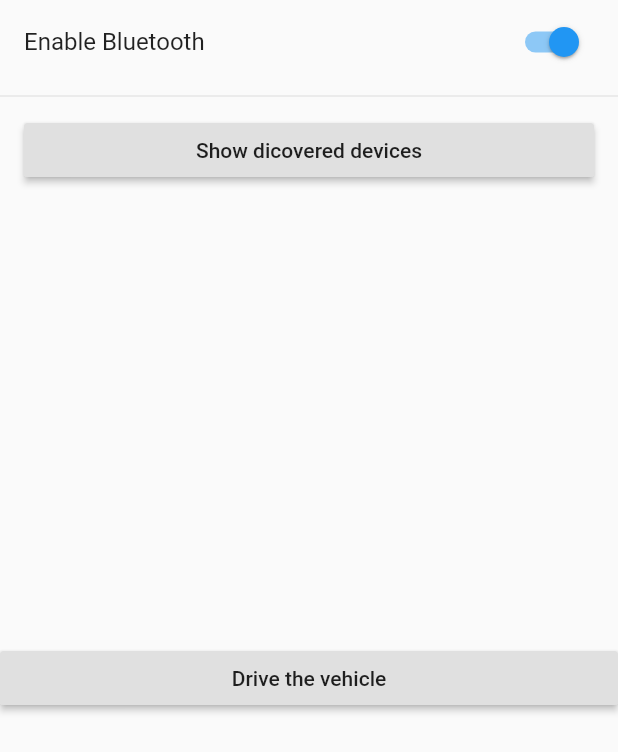
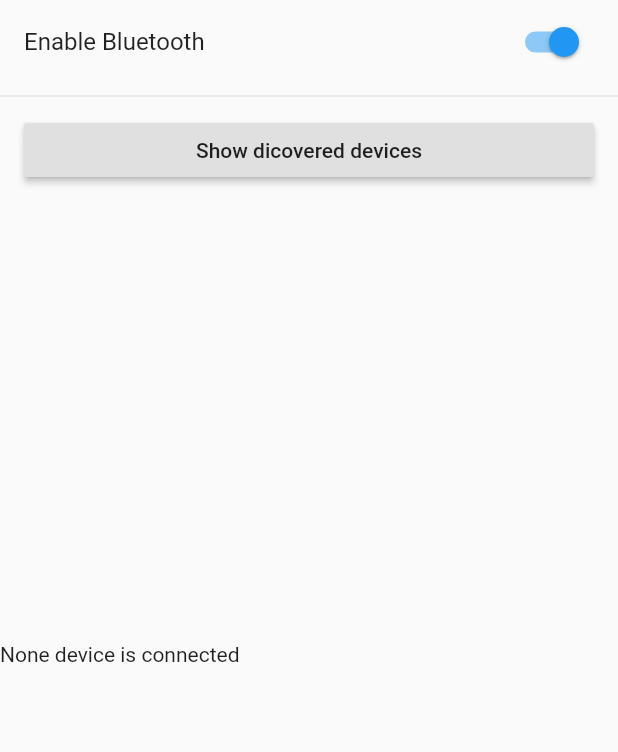
Before and after one commit to koralowiec/app-for-arduino-vehicle, a Flutter app: the screen it shows after launch, on a phone screen of 412 x 824 dp. Shown: the top 752 px of the screen. Run offline on Flutter 3.47's test engine with Material 2 defaults, Android fonts, the phone set to English and light mode, and no system bars; our stand-ins replace bloc, equatable, flutter_bloc, flutter_bluetooth_serial.

Commit message:
Now it's possible to drive the vehicle with buttons

```diff
--- /dev/null
+++ b/lib/bloc/bloc.dart
@@ -0,0 +1,3 @@
+export 'connected_device_bloc.dart';
+export 'connected_device_event.dart';
+export 'connected_device_state.dart';
--- /dev/null
+++ b/lib/bloc/connected_device_bloc.dart
@@ -0,0 +1,32 @@
+import 'dart:async';
+import 'package:bloc/bloc.dart';
+import 'package:flutter_bluetooth_serial/flutter_bluetooth_serial.dart';
+import './bloc.dart';
+
+class ConnectedDeviceBloc
+    extends Bloc<ConnectedDeviceEvent, ConnectedDeviceState> {
+  @override
+  ConnectedDeviceState get initialState => InitialConnectedDeviceState();
+
+  @override
+  Stream<ConnectedDeviceState> mapEventToState(
+    ConnectedDeviceEvent event,
+  ) async* {
+    if (event is ConnectToDevice) {
+      yield ConnectingToDevice();
+      BluetoothConnection bluetoothConnection;
+      try {
+        bluetoothConnection =
+            await BluetoothConnection.toAddress(event.device.address);
+      } catch (e) {
+        print(e.toString());
+        yield ErrorDuringConnecting();
+      }
+
+      yield ConnectedToDevice(
+        bluetoothConnection: bluetoothConnection,
+        device: event.device,
+      );
+    }
+  }
+}
--- /dev/null
+++ b/lib/bloc/connected_device_event.dart
@@ -0,0 +1,14 @@
+import 'package:equatable/equatable.dart';
+import 'package:flutter_bluetooth_serial/flutter_bluetooth_serial.dart';
+import 'package:meta/meta.dart';
+
+@immutable
+abstract class ConnectedDeviceEvent extends Equatable {
+  ConnectedDeviceEvent([List props = const <dynamic>[]]) : super(props);
+}
+
+class ConnectToDevice extends ConnectedDeviceEvent {
+  final BluetoothDevice device;
+
+  ConnectToDevice({@required this.device}) : super([device]);
+}
--- /dev/null
+++ b/lib/bloc/connected_device_state.dart
@@ -0,0 +1,23 @@
+import 'package:equatable/equatable.dart';
+import 'package:flutter/material.dart';
+import 'package:flutter_bluetooth_serial/flutter_bluetooth_serial.dart';
+import 'package:meta/meta.dart';
+
+@immutable
+abstract class ConnectedDeviceState extends Equatable {
+  ConnectedDeviceState([List props = const <dynamic>[]]) : super(props);
+}
+
+class InitialConnectedDeviceState extends ConnectedDeviceState {}
+
+class ConnectingToDevice extends ConnectedDeviceState {}
+
+class ConnectedToDevice extends ConnectedDeviceState {
+  final BluetoothConnection bluetoothConnection;
+  final BluetoothDevice device;
+
+  ConnectedToDevice({@required this.bluetoothConnection, @required this.device})
+      : super([bluetoothConnection, device]);
+}
+
+class ErrorDuringConnecting extends ConnectedDeviceState {}
--- a/lib/main.dart
+++ b/lib/main.dart
@@ -1,17 +1,23 @@
 import 'package:app_for_arudino_vehicle/pages/main_page/main_page.dart';
 import 'package:flutter/material.dart';
+import 'package:flutter_bloc/flutter_bloc.dart';
+
+import 'bloc/bloc.dart';
 
 void main() => runApp(MyApp());
 
 class MyApp extends StatelessWidget {
   @override
   Widget build(BuildContext context) {
-    return MaterialApp(
-      title: 'Flutter Demo',
-      theme: ThemeData(
-        primarySwatch: Colors.blue,
+    return BlocProvider<ConnectedDeviceBloc>(
+      builder: (context) => ConnectedDeviceBloc(),
+      child: MaterialApp(
+        title: 'Flutter Demo',
+        theme: ThemeData(
+          primarySwatch: Colors.blue,
+        ),
+        home: MainPage(),
       ),
-      home: MainPage(),
     );
   }
 }
--- /dev/null
+++ b/lib/pages/drive_page/enums/arrow_types.dart
@@ -0,0 +1,6 @@
+enum ArrowType {
+  up,
+  down,
+  left,
+  right,
+}
--- a/lib/pages/main_page/main_page.dart
+++ b/lib/pages/main_page/main_page.dart
@@ -1,6 +1,8 @@
-import 'package:app_for_arudino_vehicle/pages/drive_page.dart';
+import 'package:app_for_arudino_vehicle/bloc/bloc.dart';
+import 'package:app_for_arudino_vehicle/pages/drive_page/drive_page.dart';
 import 'package:app_for_arudino_vehicle/pages/main_page/widgets/discoverity.dart';
 import 'package:flutter/material.dart';
+import 'package:flutter_bloc/flutter_bloc.dart';
 import 'package:flutter_bluetooth_serial/flutter_bluetooth_serial.dart';
 
 class MainPage extends StatefulWidget {
@@ -39,9 +41,30 @@ class _MainPageState extends State<MainPage> {
                 visible: isBluetoothEnabled,
                 child: Discoverity(),
               ),
-            Visibility(
-              visible: isBluetoothEnabled,
-              child: RaisedButton(
+              BlocBuilder<ConnectedDeviceBloc, ConnectedDeviceState>(
+                builder: (context, state) {
+                  if (state is InitialConnectedDeviceState) {
+                    return Container(
+                      child: Text('None device is connected'),
+                    );
+                  } else if (state is ConnectingToDevice) {
+                    return Container(
+                      child: Row(
+                        children: <Widget>[
+                          Text('Connecting to device...'),
+                          CircularProgressIndicator(),
+                        ],
+                      ),
+                    );
+                  } else if (state is ConnectedToDevice) {
+                    String deviceAddress = state.device.address;
+                    String deviceName = state.device.name;
+                    return Container(
+                      child: Column(
+                        children: <Widget>[
+                          Text(
+                              'Connected to device: $deviceName address: $deviceAddress'),
+                          RaisedButton(
                             child: Text('Drive the vehicle'),
                             onPressed: () {
                               Navigator.push(
@@ -51,8 +74,21 @@ class _MainPageState extends State<MainPage> {
                                 ),
                               );
                             },
+                          )
+                        ],
                       ),
-            )
+                    );
+                  } else if (state is ErrorDuringConnecting) {
+                    return Container(
+                      child: Text('During connecting occured an error!'),
+                    );
+                  }
+
+                  return Container(
+                    child: Text('This should not be shown'),
+                  );
+                },
+              ),
             ],
           ),
         ),
--- a/lib/pages/main_page/widgets/device_item.dart
+++ b/lib/pages/main_page/widgets/device_item.dart
@@ -1,4 +1,6 @@
+import 'package:app_for_arudino_vehicle/bloc/bloc.dart';
 import 'package:flutter/material.dart';
+import 'package:flutter_bloc/flutter_bloc.dart';
 import 'package:flutter_bluetooth_serial/flutter_bluetooth_serial.dart';
 
 class DeviceItem extends StatelessWidget {
@@ -40,8 +42,8 @@ class DeviceItem extends StatelessWidget {
                 child: Text('Connect'),
                 onPressed: () async {
                   print('Connect pressed');
-                  BluetoothConnection bluetoothConnection = await BluetoothConnection.toAddress(bluetoothDevice.address);
-                  print('connected ' + bluetoothConnection.isConnected.toString());
+                  final bloc = BlocProvider.of<ConnectedDeviceBloc>(context);
+                  bloc.dispatch(ConnectToDevice(device: bluetoothDevice));
                 },
               ),
             )
--- a/pubspec.yaml
+++ b/pubspec.yaml
@@ -20,6 +20,8 @@ dependencies:
   flutter:
     sdk: flutter
   flutter_bluetooth_serial: ^0.2.2
+  flutter_bloc: ^0.21.0
+  equatable: ^0.5.1
 
   # The following adds the Cupertino Icons font to your application.
   # Use with the CupertinoIcons class for iOS style icons.
```
Also changed, not shown: lib/pages/drive_page.dart (deleted, +0 -35 lines), lib/pages/drive_page/drive_page.dart (added, +23 -0 lines), lib/pages/drive_page/widgets/arrow_button.dart (added, +38 -0 lines), lib/pages/drive_page/widgets/arrows.dart (added, +153 -0 lines), pubspec.lock. Lines whose indentation alone changed are shown as unchanged.
